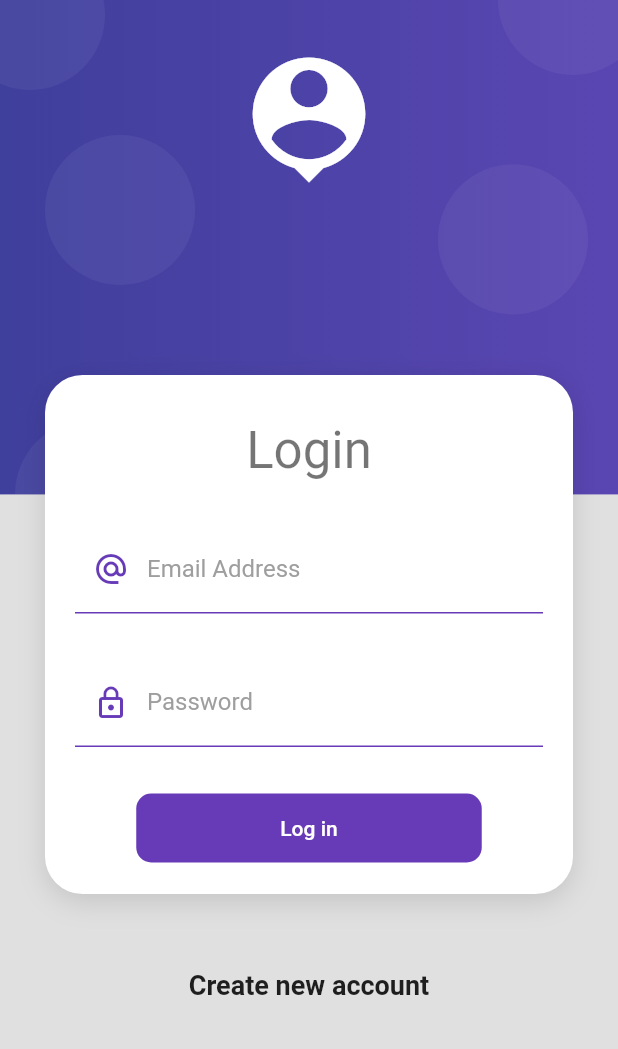
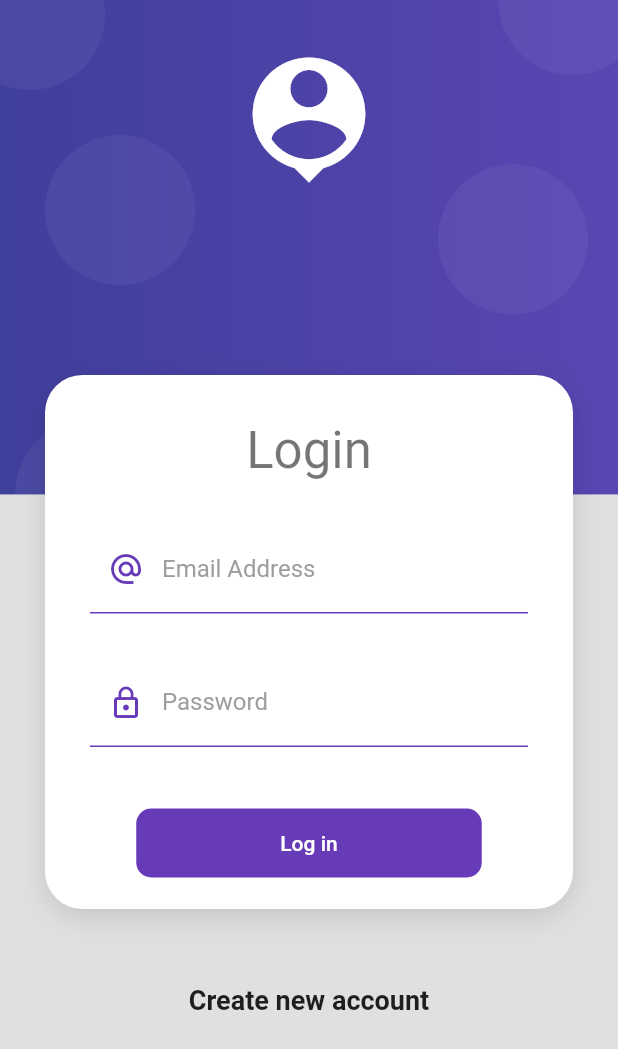
Before and after one commit to Cesluc/Flutter-Projects, a Flutter app: the screen it shows after launch, on a phone screen of 412 x 824 dp. Shown: the top 1049 px of the screen. Run offline on Flutter 3.47's test engine with Material 2 defaults, Android fonts, the phone set to English and light mode, and no system bars.

```diff
--- a/productos_app/productos_app/lib/screens/login_screen.dart
+++ b/productos_app/productos_app/lib/screens/login_screen.dart
@@ -27,7 +27,7 @@ class LoginScreen extends StatelessWidget {
                 const SizedBox(
                   height: 30,
                 ),
-                _LoginForm(),
+                const _LoginForm(),
               ],
             ),
           ),
@@ -55,6 +55,8 @@ class _LoginForm extends StatelessWidget {
     return Container(
       child: Form(
         //TODO: Mantener la referencia al KEY
+        autovalidateMode: AutovalidateMode.onUserInteraction,
+
         child: Column(
           children: [
             TextFormField(
@@ -64,6 +66,14 @@ class _LoginForm extends StatelessWidget {
                   hintText: 'project-r@vipa.com',
                   labelText: 'Email Address',
                   prefixIcon: Icons.alternate_email_sharp),
+              validator: (value) {
+                String pattern =
+                    r'^(([^<>()[\]\\.,;:\s@\"]+(\.[^<>()[\]\\.,;:\s@\"]+)*)|(\".+\"))@((\[[0-9]{1,3}\.[0-9]{1,3}\.[0-9]{1,3}\.[0-9]{1,3}\])|(([a-zA-Z\-0-9]+\.)+[a-zA-Z]{2,}))$';
+                RegExp regExp = RegExp(pattern);
+                return regExp.hasMatch(value ?? '')
+                  ? null
+                  : 'The entered value does not look like an email';
+              },
             ),
             const SizedBox(
               height: 30,
@@ -76,9 +86,15 @@ class _LoginForm extends StatelessWidget {
                   hintText: '********',
                   labelText: 'Password',
                   prefixIcon: Icons.lock_outline),
+              validator: (value) {
+
+                if ( value != null && value.length >= 8 ) return null;
+                return 'Password must contain at least 8 characters';
+
+              }
             ),
             const SizedBox(
-              height: 30,
+              height: 40,
             ),
             MaterialButton(
               shape: RoundedRectangleBorder(
--- a/productos_app/productos_app/lib/widgets/card_container.dart
+++ b/productos_app/productos_app/lib/widgets/card_container.dart
@@ -15,7 +15,7 @@ class CardContainer extends StatelessWidget {
       child: Container(
         width: double.infinity,
         // height: 300, //TODO: Borrar
-        padding: EdgeInsets.all(20),
+        padding: const EdgeInsets.symmetric(horizontal: 30,vertical: 20),
         decoration: _createCardShape(),
         child: child,
       ),
```
